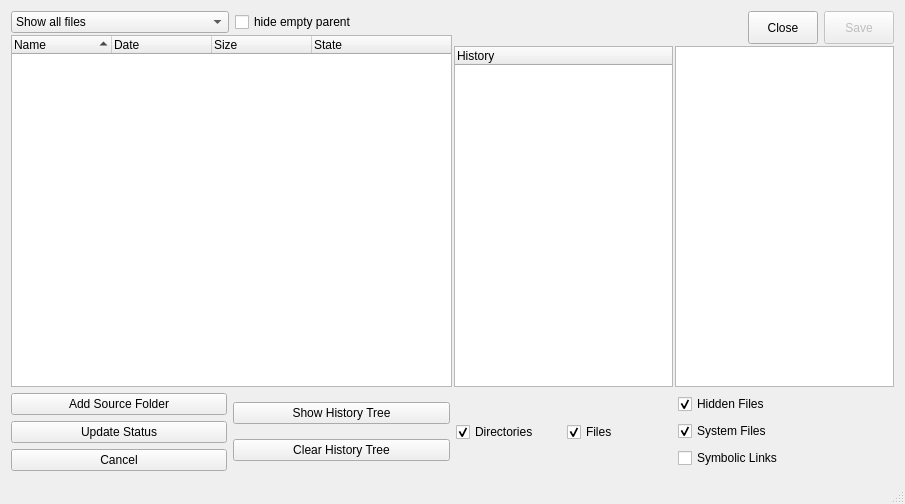
Above: source/mainwindow.ui from Rolloke/GUI-Apps before the change. Below: the same form after it.
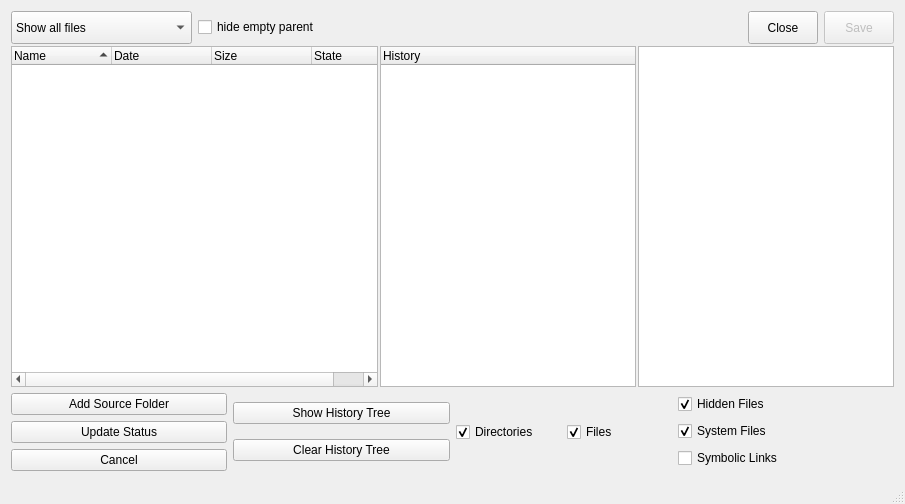
That is the form after the change.

What changed in the file:
```diff
--- a/source/mainwindow.ui
+++ b/source/mainwindow.ui
@@ -34,7 +34,7 @@
    </property>
    <layout class="QVBoxLayout" name="topLayout">
     <item>
-     <layout class="QHBoxLayout" name="horizontalLayout" stretch="1,1">
+     <layout class="QHBoxLayout" name="horizontalLayout">
       <property name="spacing">
        <number>2</number>
       </property>
@@ -65,6 +65,18 @@
           </property>
           <item>
            <widget class="QComboBox" name="comboShowItems">
+            <property name="minimumSize">
+             <size>
+              <width>0</width>
+              <height>33</height>
+             </size>
+            </property>
+            <property name="maximumSize">
+             <size>
+              <width>16777215</width>
+              <height>33</height>
+             </size>
+            </property>
             <item>
              <property name="text">
               <string>Show all files</string>
@@ -215,6 +227,9 @@
           <property name="spacing">
            <number>2</number>
           </property>
+          <property name="sizeConstraint">
+           <enum>QLayout::SetDefaultConstraint</enum>
+          </property>
           <property name="leftMargin">
            <number>0</number>
           </property>
```
